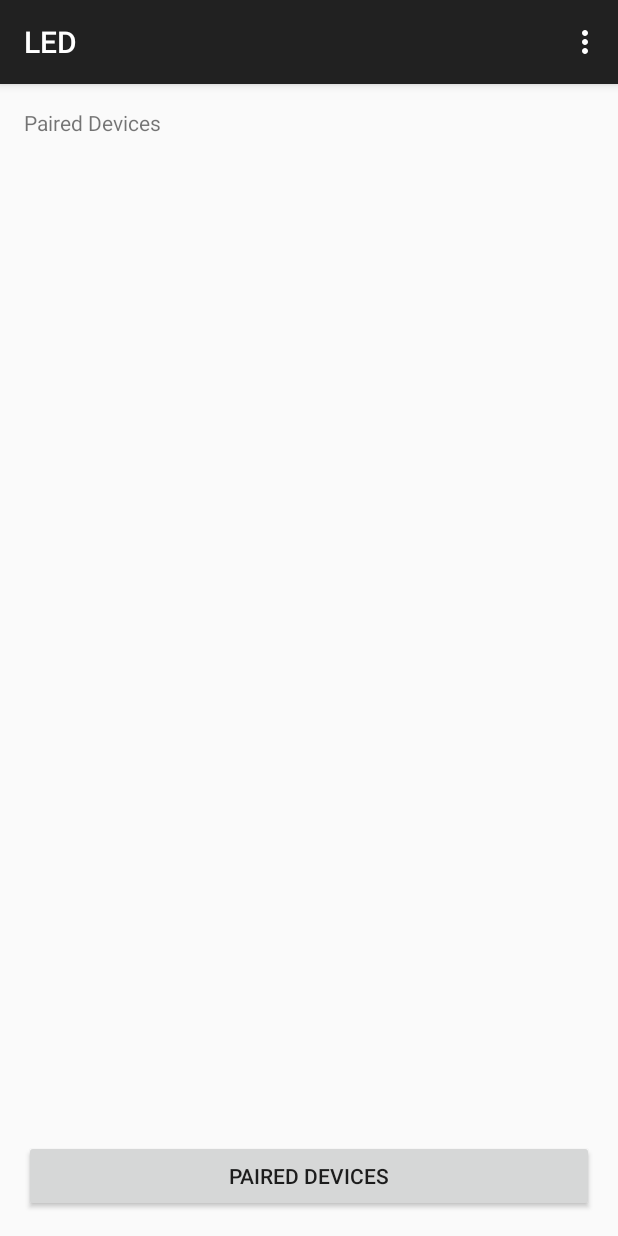
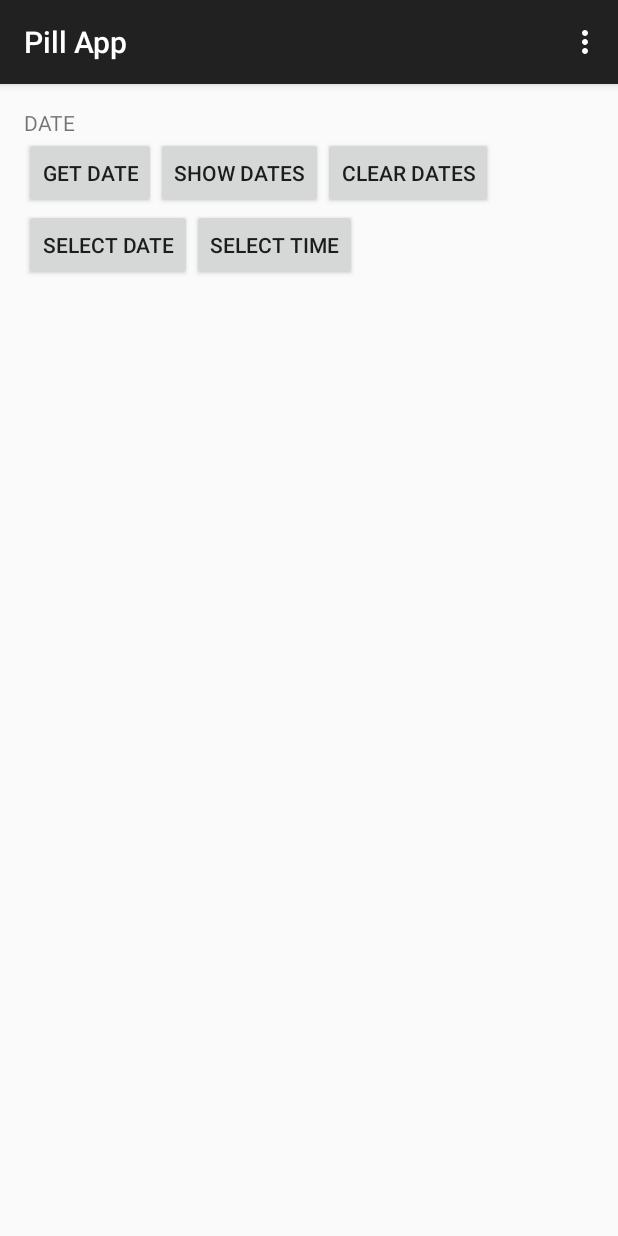
Before and after one commit to loafyyy/pill-app, an Android app: the screen it shows after launch (DeviceListActivity before the commit, HomeActivity after it), on a phone screen of 412 x 824 dp. Run offline under Robolectric (Android 15) with nearby library versions, the phone set to English and light mode, and no system bars.

Commit message:
add alarm

```diff
--- a/app/build.gradle
+++ b/app/build.gradle
@@ -6,7 +6,7 @@ android {
 
     defaultConfig {
         applicationId "com.led.led"
-        minSdkVersion 15
+        minSdkVersion 16
         targetSdkVersion 26
         versionCode 1
         versionName "1.0"
@@ -20,6 +20,8 @@ android {
 }
 
 dependencies {
+    implementation 'com.android.support.constraint:constraint-layout:1.0.2'
+    implementation 'com.android.support:support-v4:26.1.0'
     compile fileTree(dir: 'libs', include: ['*.jar'])
     compile 'com.android.support:appcompat-v7:26.1.0'
 }
--- /dev/null
+++ b/app/src/main/java/com/led/led/HomeActivity.java
@@ -0,0 +1,243 @@
+package com.led.led;
+
+import android.app.AlarmManager;
+import android.app.DialogFragment;
+import android.app.PendingIntent;
+import android.content.Context;
+import android.content.Intent;
+import android.content.SharedPreferences;
+import android.os.Bundle;
+import android.os.SystemClock;
+import android.support.v7.app.AppCompatActivity;
+import android.util.Log;
+import android.view.Menu;
+import android.view.MenuItem;
+import android.view.View;
+import android.widget.ArrayAdapter;
+import android.widget.Button;
+import android.widget.ListView;
+import android.widget.TextView;
+
+import java.util.ArrayList;
+import java.util.Calendar;
+import java.util.Date;
+import java.util.List;
+
+public class HomeActivity extends AppCompatActivity {
+
+    private Button getDateBtn, showDatesBtn, clearDatesBtn;
+    private Button pickDateBtn, pickTimeBtn;
+    private TextView dateTV;
+    private ListView listView;
+
+    private Context mContext;
+    private SharedPreferences sp;
+
+    @Override
+    protected void onCreate(Bundle savedInstanceState) {
+        super.onCreate(savedInstanceState);
+        setContentView(R.layout.activity_home);
+
+        mContext = this;
+        sp = mContext.getSharedPreferences(getString(R.string.preferences_key), Context.MODE_PRIVATE);
+
+        dateTV = findViewById(R.id.date_tv);
+        listView = findViewById(R.id.home_listview);
+        getDateBtn = findViewById(R.id.date_button);
+        clearDatesBtn = findViewById(R.id.clear_dates_button);
+        showDatesBtn = findViewById(R.id.show_dates_button);
+        pickTimeBtn = findViewById(R.id.pick_time_button);
+        pickDateBtn = findViewById(R.id.pick_date_button);
+
+        pickTimeBtn.setOnClickListener(new View.OnClickListener() {
+            @Override
+            public void onClick(View view) {
+                DialogFragment newFragment = new TimePickerFragment();
+                newFragment.show(getFragmentManager(), "TimePicker");
+            }
+        });
+
+        getDateBtn.setOnClickListener(new View.OnClickListener() {
+            @Override
+            public void onClick(View view) {
+                Date currentTime = Calendar.getInstance().getTime();
+                String currTimeStr = currentTime.toString();
+                dateTV.setText(currTimeStr);
+                boxOpened();
+            }
+        });
+
+        showDatesBtn.setOnClickListener(new View.OnClickListener() {
+            @Override
+            public void onClick(View view) {
+                showDates();
+            }
+        });
+
+        clearDatesBtn.setOnClickListener(new View.OnClickListener() {
+            @Override
+            public void onClick(View view) {
+                clearDates();
+            }
+        });
+    }
+
+    @Override
+    public boolean onCreateOptionsMenu(Menu menu) {
+        // inflate menu
+        getMenuInflater().inflate(R.menu.menu_device_list, menu);
+        return true;
+    }
+
+    @Override
+    public boolean onOptionsItemSelected(MenuItem item) {
+
+        int id = item.getItemId();
+
+        if (id == R.id.menu_homepage) {
+            // already on home page
+            return true;
+        } else if (id == R.id.menu_bluetooth) {
+            startActivity(new Intent(mContext, DeviceListActivity.class));
+        }
+
+        return super.onOptionsItemSelected(item);
+    }
+
+    // save the time the box was opened
+    private void boxOpened() {
+        Date currentTime = Calendar.getInstance().getTime();
+        String currTimeStr = currentTime.toString();
+
+        // get number of dates in memory
+        int numDates = sp.getInt(getString(R.string.preference_num_dates), 0);
+
+        SharedPreferences.Editor editor = sp.edit();
+
+        // put date in memory
+        editor.putString(getString(R.string.preference_date) + numDates, currTimeStr);
+        editor.commit();
+
+        // add 1 to number of dates
+        numDates += 1;
+        editor.putInt(getString(R.string.preference_num_dates), numDates);
+        editor.commit();
+    }
+
+    private void showDates() {
+
+        List<String> dateList = new ArrayList();
+
+        // get number of dates in memory
+        int numDates = sp.getInt(getString(R.string.preference_num_dates), 0);
+
+        for (int i = 0; i < numDates; i++) {
+            String date = sp.getString(getString(R.string.preference_date) + i, "no date");
+            dateList.add(date);
+        }
+
+        // set up adapter for list
+        final ArrayAdapter adapter = new ArrayAdapter(mContext, android.R.layout.simple_list_item_1, dateList);
+        listView.setAdapter(adapter);
+    }
+
+    private void clearDates() {
+        // get number of dates in memory
+        int numDates = sp.getInt(getString(R.string.preference_num_dates), 0);
+
+        for (int i = 0; i < numDates; i++) {
+            sp.edit().remove(getString(R.string.preference_date) + i).commit();
+        }
+
+        sp.edit().remove(getString(R.string.preference_num_dates)).commit();
+
+        final ArrayAdapter adapter = new ArrayAdapter(mContext, android.R.layout.simple_list_item_1, new ArrayList());
+        listView.setAdapter(adapter);
+    }
+
+    // adds alarm
+    public void setAlarm(final long time) {
+
+        // todo change this
+        int id = 0;
+
+        final Intent intent = new Intent(mContext, PillAlarmReceiver.class);
+        intent.setFlags(Intent.FLAG_ACTIVITY_NEW_TASK);
+
+        // todo put id and intent
+        // final int id = (mRoomName + mMachineType).hashCode() + machineId;
+        /*
+        intent.putExtra(mContext.getResources().getString(R.string.laundry_room_name), mRoomName);
+        intent.putExtra(mContext.getResources().getString(R.string.laundry_machine_type), mMachineType);
+        intent.putExtra(mContext.getResources().getString(R.string.laundry_machine_id), id); */
+
+        // todo
+        // PendingIntent alarmIntent = PendingIntent.getBroadcast(mContext, id, intent, PendingIntent.FLAG_NO_CREATE);
+        final PendingIntent alarmIntent = PendingIntent.getBroadcast(mContext, id, intent, PendingIntent.FLAG_UPDATE_CURRENT);
+
+        final AlarmManager alarmManager = (AlarmManager) mContext.getSystemService(Context.ALARM_SERVICE);
+        // for testing 10 second notification
+        // alarmManager.set(AlarmManager.ELAPSED_REALTIME_WAKEUP, SystemClock.elapsedRealtime() + 10000, alarmIntent);
+        alarmManager.set(AlarmManager.ELAPSED_REALTIME_WAKEUP, SystemClock.elapsedRealtime() + time, alarmIntent);
+
+        Log.i("HOME alarm time", "" + time);
+        /*
+        // switch is off if no alarm
+        if (alarmIntent == null) {
+            mSwitch.setChecked(false);
+        }
+        // switch is on if alarm exists
+        else {
+            mSwitch.setChecked(true);
+        }
+
+        mSwitch.setOnCheckedChangeListener(new CompoundButton.OnCheckedChangeListener() {
+            @Override
+            public void onCheckedChanged(CompoundButton buttonView, boolean isChecked) {
+
+                final AlarmManager alarmManager = (AlarmManager) mContext.getSystemService(Context.ALARM_SERVICE);
+
+                // checked button
+                if (isChecked) {
+
+                    final PendingIntent alarmIntent = PendingIntent.getBroadcast(mContext, id, intent, PendingIntent.FLAG_UPDATE_CURRENT);
+                    // for testing 10 second notification
+                    // alarmManager.set(AlarmManager.ELAPSED_REALTIME_WAKEUP, SystemClock.elapsedRealtime() + 10000, alarmIntent);
+                    alarmManager.set(AlarmManager.ELAPSED_REALTIME_WAKEUP, SystemClock.elapsedRealtime() + time * 60000, alarmIntent);
+
+                    // snackbar
+                    StringBuilder stringBuilder = new StringBuilder();
+                    stringBuilder.append("Alarm set for " + time + " minutes");
+                    Snackbar snackbar = Snackbar.make(buttonView, stringBuilder, Snackbar.LENGTH_SHORT);
+                    View subView = snackbar.getView();
+                    TextView snackTextView = (TextView) subView.findViewById(android.support.design.R.id.snackbar_text);
+                    snackTextView.setTextColor(ContextCompat.getColor(mContext, R.color.white));
+                    snackbar.show();
+                }
+
+                // unchecked button
+                else {
+                    // cancel alarm if exists
+                    final PendingIntent alarmIntent = PendingIntent.getBroadcast(mContext, id, intent, PendingIntent.FLAG_NO_CREATE);
+                    if (alarmIntent != null) {
+                        alarmManager.cancel(alarmIntent);
+                        alarmIntent.cancel();
+                    }
+
+                    if (buttonView.getContext() == null) {
+                        return;
+                    }
+
+                    // snackbar
+                    StringBuilder stringBuilder = new StringBuilder();
+                    stringBuilder.append("Alarm off");
+                    Snackbar snackbar = Snackbar.make(buttonView, stringBuilder, Snackbar.LENGTH_SHORT);
+                    View subView = snackbar.getView();
+                    TextView snackTextView = (TextView) subView.findViewById(android.support.design.R.id.snackbar_text);
+                    snackTextView.setTextColor(ContextCompat.getColor(mContext, R.color.white));
+                    snackbar.show();
+                }
+            }
+        });*/
+    }
+}
--- /dev/null
+++ b/app/src/main/res/layout/activity_home.xml
@@ -0,0 +1,66 @@
+<?xml version="1.0" encoding="utf-8"?>
+<LinearLayout xmlns:android="http://schemas.android.com/apk/res/android"
+    xmlns:tools="http://schemas.android.com/tools"
+    android:layout_width="match_parent"
+    android:layout_height="match_parent"
+    android:orientation="vertical"
+    android:padding="16dp"
+    tools:context="com.led.led.HomeActivity">
+
+    <TextView
+        android:id="@+id/date_tv"
+        android:layout_width="wrap_content"
+        android:layout_height="wrap_content"
+        android:text="DATE" />
+
+    <LinearLayout
+        android:layout_width="match_parent"
+        android:layout_height="wrap_content"
+        android:orientation="horizontal">
+
+        <Button
+            android:id="@+id/date_button"
+            android:layout_width="wrap_content"
+            android:layout_height="wrap_content"
+            android:text="get date" />
+
+        <Button
+            android:id="@+id/show_dates_button"
+            android:layout_width="wrap_content"
+            android:layout_height="wrap_content"
+            android:text="show dates" />
+
+        <Button
+            android:id="@+id/clear_dates_button"
+            android:layout_width="wrap_content"
+            android:layout_height="wrap_content"
+            android:text="clear dates" />
+
+    </LinearLayout>
+
+    <LinearLayout
+        android:layout_width="wrap_content"
+        android:layout_height="wrap_content"
+        android:orientation="horizontal">
+
+        <Button
+            android:id="@+id/pick_date_button"
+            android:layout_width="wrap_content"
+            android:layout_height="wrap_content"
+            android:text="select date" />
+
+        <Button
+            android:id="@+id/pick_time_button"
+            android:layout_width="wrap_content"
+            android:layout_height="wrap_content"
+            android:text="select time" />
+
+    </LinearLayout>
+
+    <ListView
+        android:id="@+id/home_listview"
+        android:layout_width="match_parent"
+        android:layout_height="wrap_content">
+
+    </ListView>
+</LinearLayout>
--- a/app/src/main/res/menu/menu_device_list.xml
+++ b/app/src/main/res/menu/menu_device_list.xml
@@ -1,10 +1,10 @@
 <menu xmlns:android="http://schemas.android.com/apk/res/android"
-    xmlns:app="http://schemas.android.com/apk/res-auto"
     xmlns:tools="http://schemas.android.com/tools"
     tools:context=".DeviceListActivity">
     <item
-        android:id="@+id/action_settings"
-        android:orderInCategory="100"
-        android:title="@string/action_settings"
-        app:showAsAction="never" />
+        android:id="@+id/menu_homepage"
+        android:title="Home" />
+    <item
+        android:id="@+id/menu_bluetooth"
+        android:title="Bluetooth" />
 </menu>
--- a/app/src/main/res/menu/menu_led_control.xml
+++ b/app/src/main/res/menu/menu_led_control.xml
@@ -1,6 +1,6 @@
 <menu xmlns:android="http://schemas.android.com/apk/res/android"
     xmlns:app="http://schemas.android.com/apk/res-auto"
-    xmlns:tools="http://schemas.android.com/tools" tools:context="com.led.led.LedControlActivity">
+    xmlns:tools="http://schemas.android.com/tools" tools:context="com.led.led.PillboxControlActivity">
     <item android:id="@+id/action_settings" android:title="@string/action_settings"
         android:orderInCategory="100" app:showAsAction="never" />
 </menu>
--- a/app/src/main/res/values/strings.xml
+++ b/app/src/main/res/values/strings.xml
@@ -1,7 +1,13 @@
 <resources>
-    <string name="app_name">LED</string>
-
+    <string name="app_name">Pill App</string>
     <string name="hello_world">Hello world!</string>
     <string name="action_settings">Settings</string>
     <string name="title_activity_led_control">ledControl</string>
+    <!-- preferences -->
+    <string name="preferences_key">preferences</string>
+    <string name="preference_num_dates">num_dates</string>
+    <string name="preference_date">date</string>
+
+    <!-- TODO: Remove or change this placeholder text -->
+    <string name="hello_blank_fragment">Hello blank fragment</string>
 </resources>
```
Also changed, not shown: app/src/main/AndroidManifest.xml (+16 -4 lines), app/src/main/java/com/led/led/BluetoothService.java (added, +16 -0 lines), app/src/main/java/com/led/led/DeviceListActivity.java (+9 -19 lines), app/src/main/java/com/led/led/PillAlarmReceiver.java (added, +57 -0 lines), app/src/main/java/com/led/led/PillboxControlActivity.java (renamed from app/src/main/java/com/led/led/LedControlActivity.java, +70 -4 lines), app/src/main/java/com/led/led/TimePickerFragment.java (added, +62 -0 lines), app/src/main/res/layout/activity_pillbox_control.xml (renamed from app/src/main/res/layout/activity_led_control.xml, +19 -11 lines), app/src/main/res/layout/fragment_time_picker.xml (added, +13 -0 lines), app/src/main/res/drawable-hdpi/ic_alert.png (added), app/src/main/res/drawable-mdpi/ic_alert.png (added), app/src/main/res/drawable-xhdpi/ic_alert.png (added), app/src/main/res/drawable-xxhdpi/ic_alert.png (added).
